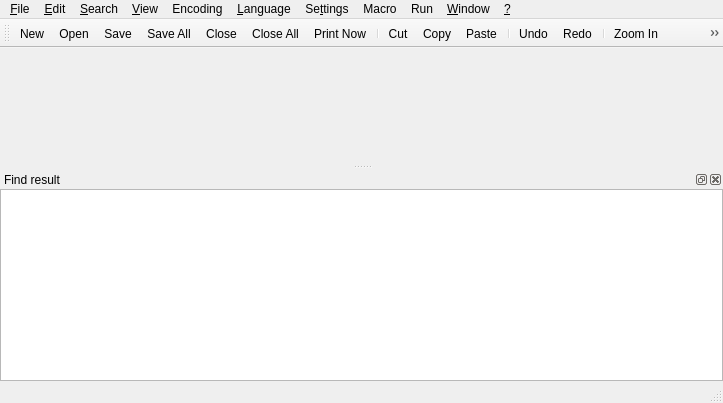
Before: the Qt Designer form src/ui/mainwindow.ui in notepadqq/notepadqq, drawn with Qt 5.
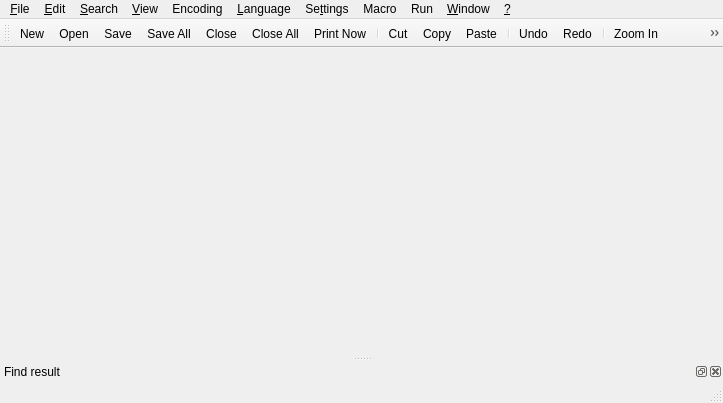
After: the same form once the commit is applied. Icons and pictures are not drawn.

Commit message: Introduced cleaner file search result UI widget

Patch:
```diff
--- a/src/ui/mainwindow.ui
+++ b/src/ui/mainwindow.ui
@@ -332,16 +332,6 @@
      <property name="bottomMargin">
       <number>0</number>
      </property>
-     <item>
-      <widget class="QTreeView" name="treeFileSearchResults">
-       <property name="editTriggers">
-        <set>QAbstractItemView::NoEditTriggers</set>
-       </property>
-       <attribute name="headerVisible">
-        <bool>false</bool>
-       </attribute>
-      </widget>
-     </item>
     </layout>
    </widget>
   </widget>
```
The commit also changes 9 other files.
